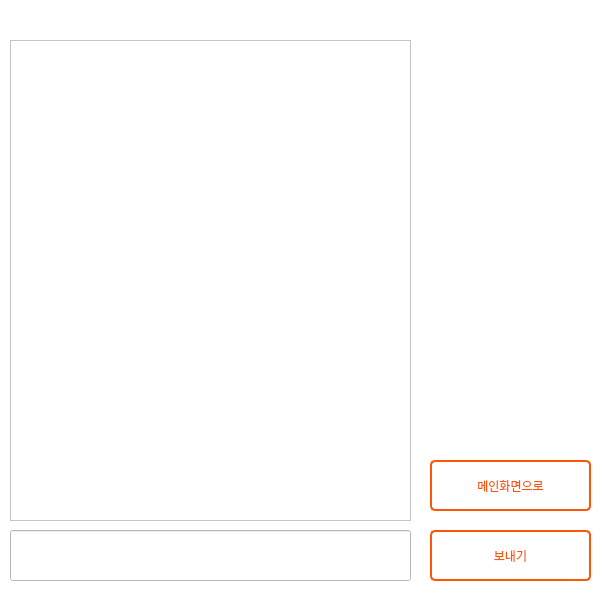
Old version of the form main.ui in the repository gitaeyu/be_corn.
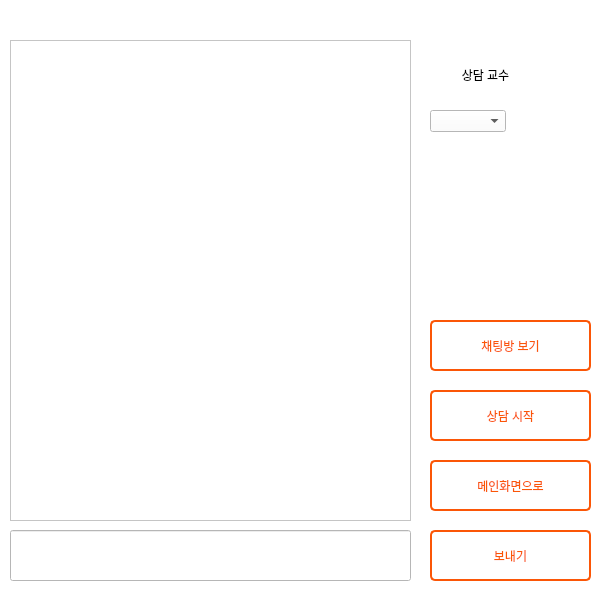
New version of the form. The open tabs and pages were chosen to show the change.

Commit message: 230110 2030 chatting making..

What changed in the file:
```diff
--- a/main.ui
+++ b/main.ui
@@ -639,6 +639,143 @@
       <string>메인화면으로</string>
      </property>
     </widget>
+    <widget class="QComboBox" name="consult_cb">
+     <property name="geometry">
+      <rect>
+       <x>430</x>
+       <y>110</y>
+       <width>76</width>
+       <height>22</height>
+      </rect>
+     </property>
+     <item>
+      <property name="text">
+       <string/>
+      </property>
+     </item>
+     <item>
+      <property name="text">
+       <string>이상복</string>
+      </property>
+     </item>
+     <item>
+      <property name="text">
+       <string>조동현</string>
+      </property>
+     </item>
+     <item>
+      <property name="text">
+       <string>류홍걸</string>
+      </property>
+     </item>
+    </widget>
+    <widget class="QStackedWidget" name="messageSW">
+     <property name="geometry">
+      <rect>
+       <x>10</x>
+       <y>20</y>
+       <width>411</width>
+       <height>581</height>
+      </rect>
+     </property>
+     <property name="currentIndex">
+      <number>0</number>
+     </property>
+     <widget class="QWidget" name="page_20">
+      <widget class="QListWidget" name="message_list">
+       <property name="geometry">
+        <rect>
+         <x>0</x>
+         <y>20</y>
+         <width>401</width>
+         <height>531</height>
+        </rect>
+       </property>
+      </widget>
+     </widget>
+     <widget class="QWidget" name="page_21">
+      <widget class="QTextBrowser" name="chat_textBrowser">
+       <property name="geometry">
+        <rect>
+         <x>0</x>
+         <y>20</y>
+         <width>401</width>
+         <height>481</height>
+        </rect>
+       </property>
+      </widget>
+      <widget class="QLineEdit" name="chat_lineEdit">
+       <property name="geometry">
+        <rect>
+         <x>0</x>
+         <y>510</y>
+         <width>401</width>
+         <height>51</height>
+        </rect>
+       </property>
+      </widget>
+     </widget>
+    </widget>
+    <widget class="QLabel" name="label">
+     <property name="geometry">
+      <rect>
+       <x>430</x>
+       <y>50</y>
+       <width>111</width>
+       <height>51</height>
+      </rect>
+     </property>
+     <property name="styleSheet">
+      <string notr="true">font: 75 13pt &quot;경기천년바탕 Bold&quot;;</string>
+     </property>
+     <property name="text">
+      <string>&lt;html&gt;&lt;head/&gt;&lt;body&gt;&lt;p align=&quot;center&quot;&gt;상담 교수&lt;/p&gt;&lt;/body&gt;&lt;/html&gt;</string>
+     </property>
+    </widget>
+    <widget class="QPushButton" name="chat_start_btn">
+     <property name="geometry">
+      <rect>
+       <x>430</x>
+       <y>390</y>
+       <width>161</width>
+       <height>51</height>
+      </rect>
+     </property>
+     <property name="styleSheet">
+      <string notr="true">QPushButton{
+	font: 12pt &quot;GyeonggiBatang&quot;;
+	color: rgb(251, 86, 7);
+	background-color: white;
+	border: 2px solid rgb(251, 86, 7);
+	border-radius: 5px;
+}</string>
+     </property>
+     <property name="text">
+      <string>상담 시작</string>
+     </property>
+    </widget>
+    <widget class="QPushButton" name="see_chat_list_btn">
+     <property name="geometry">
+      <rect>
+       <x>430</x>
+       <y>320</y>
+       <width>161</width>
+       <height>51</height>
+      </rect>
+     </property>
+     <property name="styleSheet">
+      <string notr="true">QPushButton{
+	font: 12pt &quot;GyeonggiBatang&quot;;
+	color: rgb(251, 86, 7);
+	background-color: white;
+	border: 2px solid rgb(251, 86, 7);
+	border-radius: 5px;
+}</string>
+     </property>
+     <property name="text">
+      <string>채팅방 보기</string>
+     </property>
+    </widget>
    </widget>
    <widget class="QWidget" name="page_3">
     <widget class="QStackedWidget" name="training_infoSW">
```
Left out of the diff: 39 changed lines with no effect on the pictures. The commit also changes 1 other file.
